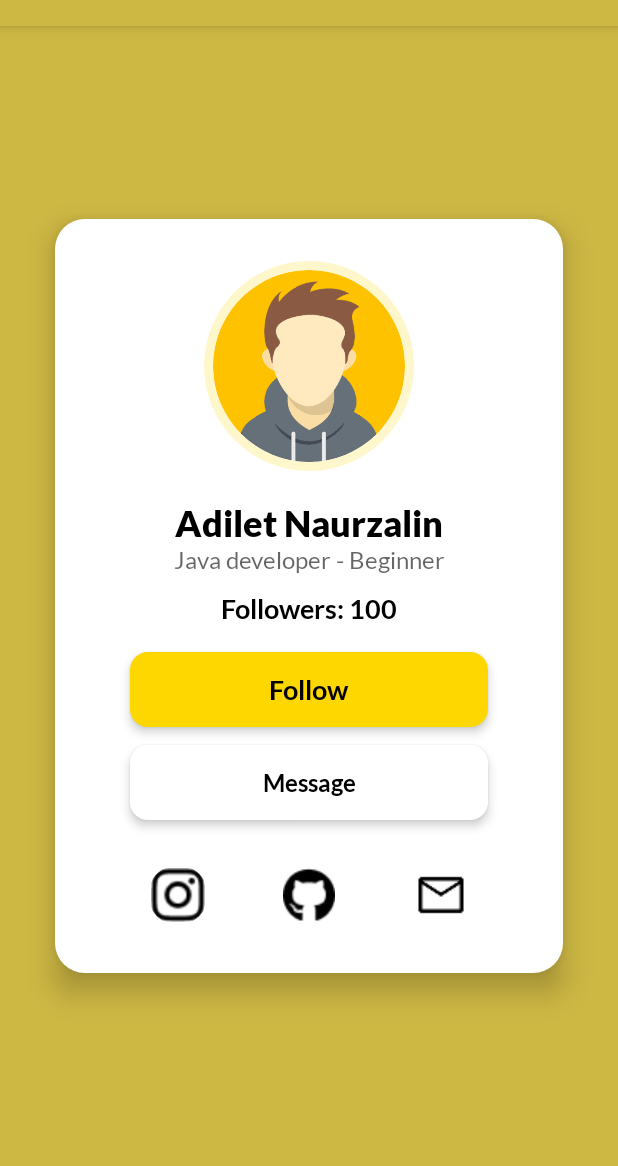
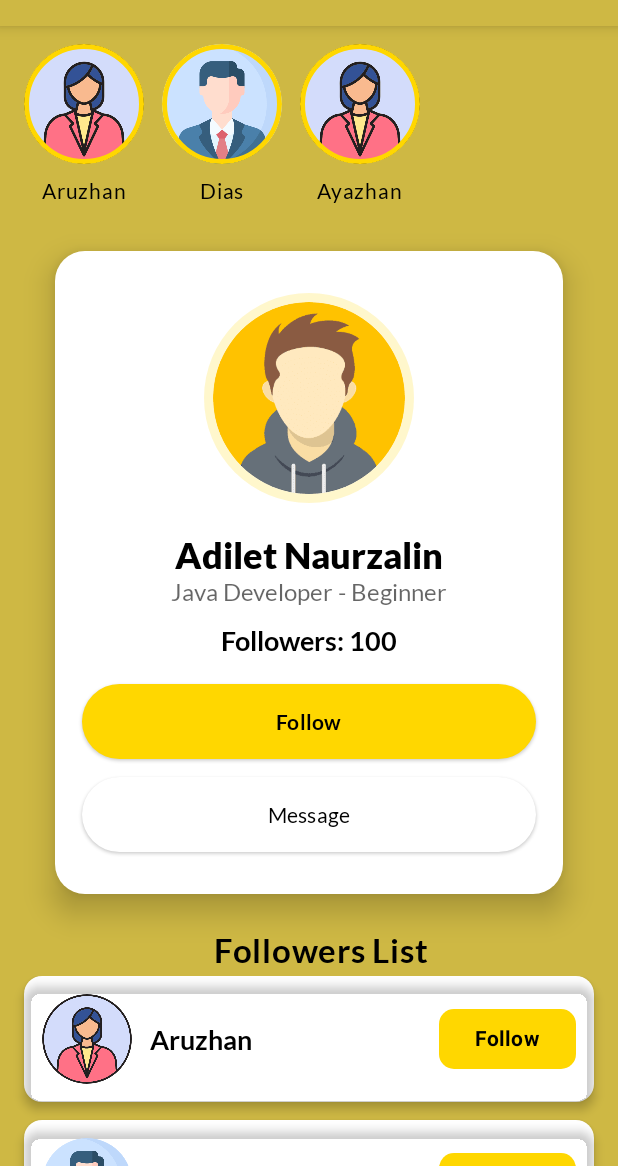
Before and after one commit to AdiletN/ProfileCardApp, an Android app built with Jetpack Compose: the screen it shows after launch (MainActivity), on a phone screen of 412 x 824 dp, the part 70-1236 px from its top. Run offline under Robolectric (Android 15) with nearby library versions, the phone set to English and light mode, and no system bars.

Commit message:
Week 6 practice task commit

```diff
--- a/app/src/main/java/com/example/profilecardapp/MainActivity.kt
+++ b/app/src/main/java/com/example/profilecardapp/MainActivity.kt
@@ -5,14 +5,19 @@ import android.net.Uri
 import android.os.Bundle
 import androidx.activity.ComponentActivity
 import androidx.activity.compose.setContent
-import androidx.compose.animation.animateColorAsState
+import androidx.compose.animation.*
+import androidx.compose.animation.core.animateIntAsState
 import androidx.compose.animation.core.tween
-import androidx.compose.animation.core.animateIntAsState
-import androidx.compose.foundation.Image
-import androidx.compose.foundation.background
+import androidx.compose.foundation.*
+import androidx.compose.foundation.gestures.detectDragGestures
+import androidx.compose.foundation.gestures.detectTapGestures
 import androidx.compose.foundation.layout.*
+import androidx.compose.foundation.lazy.LazyColumn
+import androidx.compose.foundation.lazy.LazyRow
+import androidx.compose.foundation.rememberScrollState
 import androidx.compose.foundation.shape.CircleShape
 import androidx.compose.foundation.shape.RoundedCornerShape
+import androidx.compose.foundation.verticalScroll
 import androidx.compose.material3.*
 import androidx.compose.runtime.*
 import androidx.compose.runtime.saveable.rememberSaveable
@@ -21,6 +26,7 @@ import androidx.compose.ui.Modifier
 import androidx.compose.ui.draw.clip
 import androidx.compose.ui.draw.shadow
 import androidx.compose.ui.graphics.Color
+import androidx.compose.ui.input.pointer.pointerInput
 import androidx.compose.ui.platform.LocalContext
 import androidx.compose.ui.res.painterResource
 import androidx.compose.ui.text.TextStyle
@@ -49,7 +55,6 @@ val Lato = FontFamily(
 
 val LightPurple = Color(0xFFCEB844)
 val DarkPurple = Color(0xFF000000)
-val Dark = Color(0xFF000000)
 val GoldYellow = Color(0xFFFFD700)
 
 fun openExternalLink(context: android.content.Context, uri: String) {
@@ -60,6 +65,9 @@ fun openExternalLink(context: android.content.Context, uri: String) {
         e.printStackTrace()
     }
 }
+
+data class Follower(val name: String, val avatarRes: Int, val isFollowing: Boolean)
+data class Story(val name: String, val avatarRes: Int)
 
 class MainActivity : ComponentActivity() {
     override fun onCreate(savedInstanceState: Bundle?) {
@@ -79,17 +87,24 @@ fun ProfileCardScreen() {
     val snackbarHostState = remember { SnackbarHostState() }
     val scope = rememberCoroutineScope()
 
+    var selectedStory by remember { mutableStateOf<Story?>(null) }
     var isFollowing by rememberSaveable { mutableStateOf(false) }
     var followerCount by rememberSaveable { mutableStateOf(100) }
     var showUnfollowDialog by rememberSaveable { mutableStateOf(false) }
 
+    var followers by rememberSaveable {
+        mutableStateOf(
+            listOf(
+                Follower("Aruzhan", R.drawable.profile_image2, false),
+                Follower("Dias", R.drawable.profile_image3, false),
+                Follower("Ayazhan", R.drawable.profile_image2, true)
+            )
+        )
+    }
+    var recentlyRemoved by remember { mutableStateOf<Follower?>(null) }
+
     val targetButtonColor = if (isFollowing) DarkPurple else GoldYellow
-    val animatedButtonColor by animateColorAsState(
-        targetValue = targetButtonColor,
-        animationSpec = tween(durationMillis = 400),
-        label = "Button Color Animation"
-    )
-
+    val animatedButtonColor by animateColorAsState(targetValue = targetButtonColor, animationSpec = tween(400), label = "Button Color Animation")
     val buttonTextColor = if (isFollowing) Color.White else DarkPurple
     val animatedCount by animateIntAsState(targetValue = followerCount)
 
@@ -103,14 +118,11 @@ fun ProfileCardScreen() {
                             fontFamily = Lato,
                             fontSize = 25.sp,
                             fontWeight = FontWeight.Bold,
-                            color = Dark
+                            color = DarkPurple
                         )
                     )
                 },
-                colors = TopAppBarDefaults.centerAlignedTopAppBarColors(
-                    containerColor = LightPurple,
-                    titleContentColor = DarkPurple
-                ),
+                colors = TopAppBarDefaults.centerAlignedTopAppBarColors(containerColor = LightPurple),
                 modifier = Modifier.shadow(6.dp)
             )
         },
@@ -120,16 +132,56 @@ fun ProfileCardScreen() {
             modifier = Modifier
                 .fillMaxSize()
                 .background(LightPurple)
-                .padding(innerPadding),
-            contentAlignment = Alignment.Center
+                .padding(innerPadding)
         ) {
+            Column(
+                modifier = Modifier
+                    .fillMaxSize()
+                    .verticalScroll(rememberScrollState()),
+                horizontalAlignment = Alignment.CenterHorizontally
+            ) {
+                val stories = listOf(
+                    Story("Aruzhan", R.drawable.profile_image2),
+                    Story("Dias", R.drawable.profile_image3),
+                    Story("Ayazhan", R.drawable.profile_image2)
+                )
+
+                LazyRow(
+                    modifier = Modifier
+                        .fillMaxWidth()
+                        .padding(vertical = 12.dp),
+                    horizontalArrangement = Arrangement.spacedBy(12.dp),
+                    contentPadding = PaddingValues(horizontal = 16.dp)
+                ) {
+                    items(stories.size) { index ->
+                        val story = stories[index]
+                        Column(
+                            horizontalAlignment = Alignment.CenterHorizontally,
+                            modifier = Modifier.pointerInput(Unit) {
+                                detectTapGestures(onTap = { selectedStory = story })
+                            }
+                        ) {
+                            Image(
+                                painter = painterResource(id = story.avatarRes),
+                                contentDescription = story.name,
+                                modifier = Modifier
+                                    .size(80.dp)
+                                    .clip(CircleShape)
+                                    .border(3.dp, GoldYellow, CircleShape)
+                            )
+                            Spacer(modifier = Modifier.height(6.dp))
+                            Text(text = story.name, fontFamily = Lato, fontSize = 14.sp, color = DarkPurple)
+                        }
+                    }
+                }
+
                 Card(
                     modifier = Modifier
                         .fillMaxWidth(0.9f)
                         .padding(16.dp),
                     shape = RoundedCornerShape(20.dp),
                     colors = CardDefaults.cardColors(containerColor = Color.White),
-                elevation = CardDefaults.cardElevation(defaultElevation = 12.dp)
+                    elevation = CardDefaults.cardElevation(12.dp)
                 ) {
                     Column(
                         modifier = Modifier
@@ -144,13 +196,10 @@ fun ProfileCardScreen() {
                                 .background(GoldYellow.copy(alpha = 0.2f))
                                 .padding(6.dp)
                         ) {
-                        val image = painterResource(id = R.drawable.profile_image)
                             Image(
-                            painter = image,
+                                painter = painterResource(id = R.drawable.profile_image),
                                 contentDescription = "Profile Image",
-                            modifier = Modifier
-                                .fillMaxSize()
-                                .clip(CircleShape)
+                                modifier = Modifier.fillMaxSize().clip(CircleShape)
                             )
                         }
 
@@ -165,160 +214,231 @@ fun ProfileCardScreen() {
                                 color = DarkPurple
                             )
                         )
-
                         Text(
-                        text = "Java developer - Beginner",
-                        style = TextStyle(
-                            fontFamily = Lato,
-                            fontSize = 16.sp,
-                            fontWeight = FontWeight.Normal,
-                            color = DarkPurple.copy(alpha = 0.6f)
-                        )
+                            text = "Java Developer - Beginner",
+                            style = TextStyle(fontFamily = Lato, fontSize = 16.sp, color = DarkPurple.copy(alpha = 0.6f))
                         )
 
                         Spacer(modifier = Modifier.height(12.dp))
 
                         Text(
                             text = "Followers: $animatedCount",
-                        style = TextStyle(
-                            fontFamily = Lato,
-                            fontSize = 18.sp,
-                            fontWeight = FontWeight.Bold,
-                            color = DarkPurple
-                        )
+                            style = TextStyle(fontFamily = Lato, fontSize = 18.sp, fontWeight = FontWeight.Bold, color = DarkPurple)
                         )
 
                         Spacer(modifier = Modifier.height(18.dp))
 
-                    Column(
-                        modifier = Modifier
-                            .fillMaxWidth()
-                            .padding(horizontal = 32.dp),
-                        horizontalAlignment = Alignment.CenterHorizontally,
-                        verticalArrangement = Arrangement.spacedBy(12.dp)
-                    ) {
                         ElevatedButton(
                             onClick = {
                                 if (!isFollowing) {
                                     isFollowing = true
-                                    followerCount += 1
-                                    scope.launch {
-                                        snackbarHostState.showSnackbar(
-                                            message = "You followed Adilet",
-                                            actionLabel = "Dismiss"
-                                        )
-                                    }
-                                } else {
-                                    showUnfollowDialog = true
-                                }
+                                    followerCount++
+                                    scope.launch { snackbarHostState.showSnackbar("You followed Adilet") }
+                                } else showUnfollowDialog = true
                             },
                             modifier = Modifier
                                 .fillMaxWidth()
                                 .height(50.dp),
-                            shape = RoundedCornerShape(12.dp),
-                            colors = ButtonDefaults.buttonColors(containerColor = animatedButtonColor),
-                            elevation = ButtonDefaults.elevatedButtonElevation(defaultElevation = 4.dp)
+                            colors = ButtonDefaults.buttonColors(containerColor = animatedButtonColor)
                         ) {
                             Text(
                                 text = if (isFollowing) "Unfollow" else "Follow",
-                                style = TextStyle(
+                                color = buttonTextColor,
                                 fontFamily = Lato,
-                                    fontSize = 18.sp,
-                                    fontWeight = FontWeight.Bold,
-                                    color = buttonTextColor
-                                )
+                                fontWeight = FontWeight.Bold
                             )
                         }
 
+                        Spacer(modifier = Modifier.height(12.dp))
+
                         ElevatedButton(
-                            onClick = {
-                                openExternalLink(context, "mailto:230107139@sdu.edu.kz")
-                            },
+                            onClick = { openExternalLink(context, "mailto:230107139@sdu.edu.kz") },
                             modifier = Modifier
                                 .fillMaxWidth()
                                 .height(50.dp),
-                            shape = RoundedCornerShape(12.dp),
-                            colors = ButtonDefaults.buttonColors(
-                                containerColor = Color.White,
-                                contentColor = DarkPurple
-                            ),
-                            elevation = ButtonDefaults.elevatedButtonElevation(defaultElevation = 4.dp)
+                            colors = ButtonDefaults.buttonColors(containerColor = Color.White)
                         ) {
                             Text(
                                 text = "Message",
-                                style = TextStyle(
+                                color = DarkPurple,
                                 fontFamily = Lato,
-                                    fontSize = 16.sp,
-                                    fontWeight = FontWeight.SemiBold
-                                )
+                                fontWeight = FontWeight.Medium
                             )
                         }
                     }
+                }
 
-                    Spacer(modifier = Modifier.height(26.dp))
+                Text(
+                    text = "Followers List",
+                    fontFamily = Lato,
+                    fontSize = 22.sp,
+                    fontWeight = FontWeight.Bold,
+                    color = DarkPurple,
+                    modifier = Modifier.padding(start = 16.dp, top = 8.dp, bottom = 4.dp)
+                )
 
-                    Row(
-                        modifier = Modifier.fillMaxWidth(),
-                        horizontalArrangement = Arrangement.SpaceEvenly
+                LazyColumn(
+                    modifier = Modifier
+                        .fillMaxWidth()
+                        .heightIn(max = 400.dp)
+                        .padding(horizontal = 16.dp),
+                    verticalArrangement = Arrangement.spacedBy(12.dp)
                 ) {
-                        IconButton(onClick = {
-                            openExternalLink(context, "https://www.instagram.com/naurzalin_adilet/")
-                        }) {
-                            Icon(
-                                painter = painterResource(id = R.drawable.ic_instagram),
-                                contentDescription = "Instagram",
-                                tint = DarkPurple,
-                                modifier = Modifier.size(36.dp)
+                    items(followers.size, key = { followers[it].name }) { index ->
+                        val follower = followers[index]
+                        SwipeToDismissFollower(
+                            follower = follower,
+                            onRemove = {
+                                recentlyRemoved = follower
+                                followers = followers - follower
+                                scope.launch {
+                                    val result = snackbarHostState.showSnackbar(
+                                        message = "${follower.name} removed",
+                                        actionLabel = "Undo"
+                                    )
+                                    if (result == SnackbarResult.ActionPerformed) {
+                                        followers = followers + follower
+                                    }
+                                }
+                            },
+                            onFollowToggle = {
+                                followers = followers.map {
+                                    if (it.name == follower.name) it.copy(isFollowing = !it.isFollowing) else it
+                                }
+                            }
                         )
                     }
-
-                        IconButton(onClick = {
-                            openExternalLink(context, "https://github.com/AdiletN")
-                        }) {
-                            Icon(
-                                painter = painterResource(id = R.drawable.ic_github),
-                                contentDescription = "GitHub",
-                                tint = DarkPurple,
-                                modifier = Modifier.size(36.dp)
-                            )
+                }
             }
 
-                        IconButton(onClick = {
-                            openExternalLink(context, "mailto:230107139@sdu.edu.kz")
+            AnimatedVisibility(
+                visible = selectedStory != null,
+                enter = fadeIn(tween(400)),
+                exit = fadeOut(tween(400))
+            ) {
+                selectedStory?.let { story ->
+                    StoryScreen(story = story, onClose = { selectedStory = null })
+                }
+            }
+
+            if (showUnfollowDialog) {
+                AlertDialog(
+                    onDismissRequest = { showUnfollowDialog = false },
+                    title = { Text("Unfollow?") },
+                    text = { Text("Are you sure you want to unfollow Adilet?") },
+                    confirmButton = {
+                        TextButton(onClick = {
+                            followerCount--
+                            isFollowing = false
+                            showUnfollowDialog = false
+                            scope.launch { snackbarHostState.showSnackbar("You unfollowed Adilet") }
                         }) {
-                            Icon(
-                                painter = painterResource(id = R.drawable.ic_email),
-                                contentDescription = "Email",
-                                tint = DarkPurple,
-                                modifier = Modifier.size(36.dp)
+                            Text("Unfollow", color = Color.Red)
+                        }
+                    },
+                    dismissButton = {
+                        TextButton(onClick = { showUnfollowDialog = false }) {
+                            Text("Cancel")
+                        }
+                    }
                 )
             }
         }
     }
 }
 
-            if (showUnfollowDialog) {
-                AlertDialog(
-                    onDismissRequest = { showUnfollowDialog = false },
-                    title = { Text(text = "Unfollow?") },
-                    text = { Text(text = "Are you sure you want to unfollow Adilet?") },
-                    confirmButton = {
-                        TextButton(onClick = {
-                            if (followerCount > 0) followerCount -= 1
-                            isFollowing = false
-                            showUnfollowDialog = false
-                            scope.launch {
-                                snackbarHostState.showSnackbar("You unfollowed Adilet")
-                            }
-                        }) {
-                            Text(text = "Unfollow", color = Color.Red)
-                        }
-                    },
-                    dismissButton = {
-                        TextButton(onClick = { showUnfollowDialog = false }) {
-                            Text(text = "Cancel")
+@Composable
+fun StoryScreen(story: Story, onClose: () -> Unit) {
+    Box(
+        modifier = Modifier
+            .fillMaxSize()
+            .background(Color.Black.copy(alpha = 0.95f))
+            .pointerInput(Unit) { detectTapGestures(onTap = { onClose() }) },
+        contentAlignment = Alignment.Center
+    ) {
+        Column(horizontalAlignment = Alignment.CenterHorizontally) {
+            Image(
+                painter = painterResource(id = story.avatarRes),
+                contentDescription = story.name,
+                modifier = Modifier
+                    .size(150.dp)
+                    .clip(CircleShape)
+                    .border(3.dp, GoldYellow, CircleShape)
+            )
+            Spacer(modifier = Modifier.height(16.dp))
+            Text(
+                text = "Привет 👋, я ${story.name}",
+                color = Color.White,
+                fontSize = 22.sp,
+                fontFamily = Lato,
+                fontWeight = FontWeight.Bold
+            )
+            Spacer(modifier = Modifier.height(40.dp))
+            TextButton(onClick = onClose) {
+                Text("Закрыть", color = Color.White, fontSize = 18.sp)
             }
         }
+    }
+}
+
+@Composable
+fun SwipeToDismissFollower(
+    follower: Follower,
+    onRemove: () -> Unit,
+    onFollowToggle: () -> Unit
+) {
+    var offsetX by remember { mutableStateOf(0f) }
+
+    Box(
+        modifier = Modifier
+            .fillMaxWidth()
+            .offset(x = offsetX.dp)
+            .background(Color.White, RoundedCornerShape(12.dp))
+            .shadow(4.dp, RoundedCornerShape(12.dp))
+            .padding(12.dp)
+            .pointerInput(Unit) {
+                detectDragGestures(
+                    onDragEnd = {
+                        if (offsetX < -150f) onRemove()
+                        offsetX = 0f
+                    },
+                    onDrag = { _, dragAmount -> offsetX += dragAmount.x }
+                )
+            }
+    ) {
+        Row(
+            verticalAlignment = Alignment.CenterVertically,
+            horizontalArrangement = Arrangement.SpaceBetween,
+            modifier = Modifier.fillMaxWidth()
+        ) {
+            Row(verticalAlignment = Alignment.CenterVertically) {
+                Image(
+                    painter = painterResource(id = follower.avatarRes),
+                    contentDescription = follower.name,
+                    modifier = Modifier.size(60.dp).clip(CircleShape)
+                )
+                Spacer(modifier = Modifier.width(12.dp))
+                Text(
+                    text = follower.name,
+                    style = TextStyle(
+                        fontFamily = Lato,
+                        fontSize = 18.sp,
+                        fontWeight = FontWeight.SemiBold,
+                        color = DarkPurple
+                    )
+                )
+            }
+            Button(
+                onClick = { onFollowToggle() },
+                colors = ButtonDefaults.buttonColors(
+                    containerColor = if (follower.isFollowing) DarkPurple else GoldYellow
+                ),
+                shape = RoundedCornerShape(10.dp)
+            ) {
+                Text(
+                    text = if (follower.isFollowing) "Unfollow" else "Follow",
+                    color = if (follower.isFollowing) Color.White else DarkPurple,
+                    fontWeight = FontWeight.Bold
                 )
             }
         }
```
Also changed, not shown: app/src/main/res/drawable/profile_image2.png (added), app/src/main/res/drawable/profile_image3.png (added), 1 other file. Lines whose indentation alone changed are shown as unchanged.
